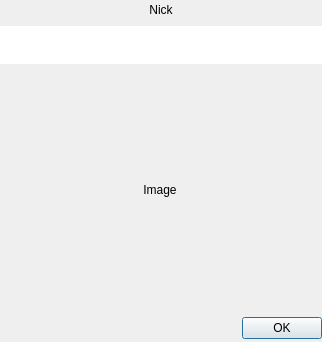
The window that ui/cam.ui (gitter-badger/simplechatclient) describes before a commit, drawn with Qt 5.
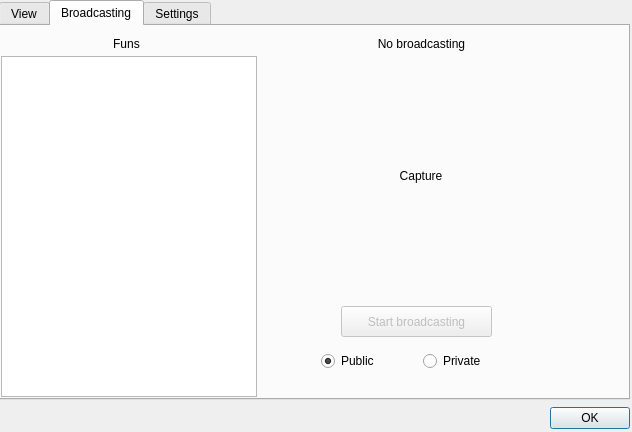
The same window after the commit. The open tabs and pages were chosen to show the change. Icons and pictures are not drawn.

Patch:
```diff
--- a/ui/cam.ui
+++ b/ui/cam.ui
@@ -6,20 +6,20 @@
    <rect>
     <x>0</x>
     <y>0</y>
-    <width>322</width>
-    <height>342</height>
+    <width>632</width>
+    <height>432</height>
    </rect>
   </property>
   <property name="minimumSize">
    <size>
-    <width>322</width>
-    <height>342</height>
+    <width>632</width>
+    <height>432</height>
    </size>
   </property>
   <property name="maximumSize">
    <size>
-    <width>322</width>
-    <height>342</height>
+    <width>632</width>
+    <height>432</height>
    </size>
   </property>
   <property name="windowTitle">
@@ -29,11 +29,30 @@
    <iconset>
     <normaloff>:/images/logo_64.png</normaloff>:/images/logo_64.png</iconset>
   </property>
+  <widget class="QWidget" name="verticalLayoutWidget_2">
+   <property name="geometry">
+    <rect>
+     <x>-1</x>
+     <y>0</y>
+     <width>631</width>
+     <height>431</height>
+    </rect>
+   </property>
+   <layout class="QVBoxLayout" name="verticalLayout_2">
+    <item>
+     <widget class="QTabWidget" name="tabWidget">
+      <property name="currentIndex">
+       <number>0</number>
+      </property>
+      <widget class="QWidget" name="tab">
+       <attribute name="title">
+        <string>View</string>
+       </attribute>
   <widget class="QWidget" name="verticalLayoutWidget">
    <property name="geometry">
     <rect>
-     <x>0</x>
-     <y>0</y>
+          <x>290</x>
+          <y>10</y>
      <width>322</width>
      <height>341</height>
     </rect>
@@ -126,6 +145,226 @@
       </property>
      </widget>
     </item>
+        </layout>
+       </widget>
+       <widget class="QTableWidget" name="tableWidget_nick_rank_spectators">
+        <property name="geometry">
+         <rect>
+          <x>0</x>
+          <y>0</y>
+          <width>271</width>
+          <height>371</height>
+         </rect>
+        </property>
+        <property name="editTriggers">
+         <set>QAbstractItemView::NoEditTriggers</set>
+        </property>
+        <property name="dragDropOverwriteMode">
+         <bool>false</bool>
+        </property>
+        <property name="selectionMode">
+         <enum>QAbstractItemView::SingleSelection</enum>
+        </property>
+        <property name="selectionBehavior">
+         <enum>QAbstractItemView::SelectRows</enum>
+        </property>
+        <property name="showGrid">
+         <bool>false</bool>
+        </property>
+        <property name="columnCount">
+         <number>3</number>
+        </property>
+        <attribute name="horizontalHeaderDefaultSectionSize">
+         <number>70</number>
+        </attribute>
+        <attribute name="horizontalHeaderMinimumSectionSize">
+         <number>10</number>
+        </attribute>
+        <attribute name="verticalHeaderVisible">
+         <bool>false</bool>
+        </attribute>
+        <attribute name="verticalHeaderShowSortIndicator" stdset="0">
+         <bool>false</bool>
+        </attribute>
+        <column>
+         <property name="text">
+          <string>Nick</string>
+         </property>
+        </column>
+        <column>
+         <property name="text">
+          <string>Rank</string>
+         </property>
+        </column>
+        <column>
+         <property name="text">
+          <string>Spectators</string>
+         </property>
+        </column>
+       </widget>
+      </widget>
+      <widget class="QWidget" name="tab_2">
+       <attribute name="title">
+        <string>Broadcasting</string>
+       </attribute>
+       <widget class="QLabel" name="label_capture">
+        <property name="geometry">
+         <rect>
+          <x>260</x>
+          <y>30</y>
+          <width>320</width>
+          <height>240</height>
+         </rect>
+        </property>
+        <property name="minimumSize">
+         <size>
+          <width>320</width>
+          <height>240</height>
+         </size>
+        </property>
+        <property name="maximumSize">
+         <size>
+          <width>320</width>
+          <height>240</height>
+         </size>
+        </property>
+        <property name="text">
+         <string>&lt;html&gt;&lt;body style=&quot;background-color: #FFFFFF;&quot;&gt;Capture&lt;/body&gt;&lt;/html&gt;</string>
+        </property>
+        <property name="alignment">
+         <set>Qt::AlignCenter</set>
+        </property>
+       </widget>
+       <widget class="QListWidget" name="listWidget_funs">
+        <property name="geometry">
+         <rect>
+          <x>0</x>
+          <y>30</y>
+          <width>256</width>
+          <height>341</height>
+         </rect>
+        </property>
+       </widget>
+       <widget class="QWidget" name="horizontalLayoutWidget_2">
+        <property name="geometry">
+         <rect>
+          <x>320</x>
+          <y>320</y>
+          <width>198</width>
+          <height>31</height>
+         </rect>
+        </property>
+        <layout class="QHBoxLayout" name="horizontalLayout_2">
+         <item>
+          <widget class="QRadioButton" name="radioButton_broadcast_public">
+           <property name="text">
+            <string>Public</string>
+           </property>
+           <property name="checked">
+            <bool>true</bool>
+           </property>
+          </widget>
+         </item>
+         <item>
+          <widget class="QRadioButton" name="radioButton_broadcast_private">
+           <property name="text">
+            <string>Private</string>
+           </property>
+          </widget>
+         </item>
+        </layout>
+       </widget>
+       <widget class="QPushButton" name="pushButton_broadcast">
+        <property name="enabled">
+         <bool>false</bool>
+        </property>
+        <property name="geometry">
+         <rect>
+          <x>340</x>
+          <y>280</y>
+          <width>151</width>
+          <height>31</height>
+         </rect>
+        </property>
+        <property name="text">
+         <string>Start broadcasting</string>
+        </property>
+       </widget>
+       <widget class="QLabel" name="label_broadcast_status">
+        <property name="geometry">
+         <rect>
+          <x>260</x>
+          <y>10</y>
+          <width>321</width>
+          <height>16</height>
+         </rect>
+        </property>
+        <property name="text">
+         <string>No broadcasting</string>
+        </property>
+        <property name="alignment">
+         <set>Qt::AlignCenter</set>
+        </property>
+       </widget>
+       <widget class="QLabel" name="label_fun">
+        <property name="geometry">
+         <rect>
+          <x>10</x>
+          <y>10</y>
+          <width>231</width>
+          <height>16</height>
+         </rect>
+        </property>
+        <property name="text">
+         <string>Funs</string>
+        </property>
+        <property name="alignment">
+         <set>Qt::AlignCenter</set>
+        </property>
+       </widget>
+      </widget>
+      <widget class="QWidget" name="tab_3">
+       <attribute name="title">
+        <string>Settings</string>
+       </attribute>
+       <widget class="QGroupBox" name="groupBox_settings">
+        <property name="geometry">
+         <rect>
+          <x>10</x>
+          <y>10</y>
+          <width>281</width>
+          <height>161</height>
+         </rect>
+        </property>
+        <property name="title">
+         <string>Settings</string>
+        </property>
+       </widget>
+       <widget class="QWidget" name="verticalLayoutWidget_3">
+        <property name="geometry">
+         <rect>
+          <x>70</x>
+          <y>60</y>
+          <width>160</width>
+          <height>51</height>
+         </rect>
+        </property>
+        <layout class="QVBoxLayout" name="verticalLayout_3">
+         <item>
+          <widget class="QLabel" name="label_device">
+           <property name="text">
+            <string>Device:</string>
+           </property>
+          </widget>
+         </item>
+         <item>
+          <widget class="QComboBox" name="comboBox_device"/>
+         </item>
+        </layout>
+       </widget>
+      </widget>
+     </widget>
+    </item>
     <item>
      <widget class="QDialogButtonBox" name="buttonBox">
       <property name="sizePolicy">
```
Left out of the diff: 6 changed lines with no effect on the pictures. Lines whose indentation alone changed are shown as unchanged.
